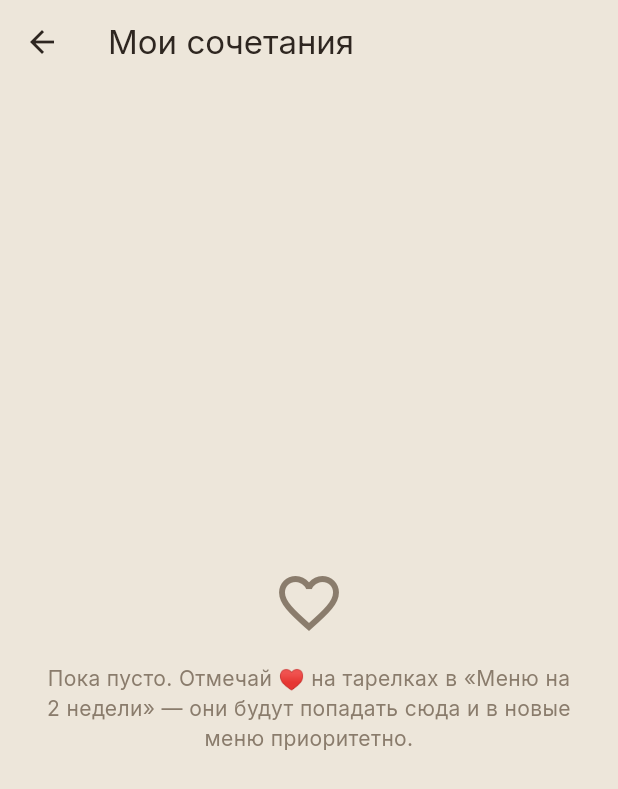
After one commit to avelikzhanin/modular-chef, a Flutter app: the FavouritesScreen screen opened by its route, on a phone screen of 412 x 824 dp. The commit adds this screen. Shown: the top 789 px of the screen. Run offline on Flutter 3.47's test engine with Material 3 defaults, Android fonts, the phone set to English and light mode, and no system bars; our stand-ins replace cached_network_image, dio, go_router, google_fonts.

Commit message:
feat(stage14): favourite combos — heart-save on plates, My Combos screen, fed into generator (request+prompt+schema+stub)

```diff
--- a/lib/app.dart
+++ b/lib/app.dart
@@ -4,6 +4,7 @@ import 'config/api_config.dart';
 import 'routing/app_router.dart';
 import 'services/active_menu.dart';
 import 'services/catalog_service.dart';
+import 'services/favourite_combos.dart';
 import 'services/http_menu_generator.dart';
 import 'services/menu_generator.dart';
 import 'services/menu_repository.dart';
@@ -25,6 +26,7 @@ class _ModularChefAppState extends State<ModularChefApp> {
   late final ActiveMenu _activeMenu = ActiveMenu();
   late final TodayPlan _todayPlan = TodayPlan();
   late final Preferences _preferences = Preferences();
+  late final FavouriteCombos _favourites = FavouriteCombos();
 
   /// Выбор генератора решается на старте по `--dart-define=API_BASE_URL`.
   /// Без флага — оффлайн stub; с флагом — сетевой через FastAPI на Railway.
@@ -54,6 +56,7 @@ class _ModularChefAppState extends State<ModularChefApp> {
     _activeMenu.dispose();
     _todayPlan.dispose();
     _preferences.dispose();
+    _favourites.dispose();
     super.dispose();
   }
 
@@ -66,6 +69,7 @@ class _ModularChefAppState extends State<ModularChefApp> {
         ChangeNotifierProvider<ActiveMenu>.value(value: _activeMenu),
         ChangeNotifierProvider<TodayPlan>.value(value: _todayPlan),
         ChangeNotifierProvider<Preferences>.value(value: _preferences),
+        ChangeNotifierProvider<FavouriteCombos>.value(value: _favourites),
         Provider<MenuGenerator>.value(value: _generator),
         Provider<MenuRepository>.value(value: _menuRepo),
       ],
--- a/lib/routing/app_router.dart
+++ b/lib/routing/app_router.dart
@@ -1,6 +1,7 @@
 import 'package:flutter/material.dart';
 import 'package:go_router/go_router.dart';
 import 'package:modular_chef/models/weekly_menu.dart';
+import 'package:modular_chef/screens/chef/favourites_screen.dart';
 import 'package:modular_chef/screens/chef/menu_screen.dart';
 import 'package:modular_chef/screens/chef/my_dishes_screen.dart';
 import 'package:modular_chef/screens/chef/preferences_screen.dart';
@@ -68,6 +69,11 @@ GoRouter buildRouter(RoleProvider role) {
         path: Routes.chefPreferences,
         parentNavigatorKey: _rootNavigatorKey,
         builder: (_, __) => const PreferencesScreen(),
+      ),
+      GoRoute(
+        path: Routes.chefFavourites,
+        parentNavigatorKey: _rootNavigatorKey,
+        builder: (_, __) => const FavouritesScreen(),
       ),
       GoRoute(
         path: Routes.guestAssembleDish,
--- a/lib/routing/routes.dart
+++ b/lib/routing/routes.dart
@@ -17,6 +17,9 @@ abstract final class Routes {
   /// Push-экран Шефа: «Предпочтения» (открывается из Профиля).
   static const chefPreferences = '/chef/preferences';
 
+  /// Push-экран Шефа: «Мои сочетания» (открывается из Профиля).
+  static const chefFavourites = '/chef/favourites';
+
   // Guest branch (2 таба — «Моя неделя» убрана в v2)
   static const guestToday = '/guest/today';
   static const guestInventory = '/guest/inventory';
--- /dev/null
+++ b/lib/screens/chef/favourites_screen.dart
@@ -0,0 +1,86 @@
+import 'package:flutter/material.dart';
+import 'package:provider/provider.dart';
+import 'package:modular_chef/services/favourite_combos.dart';
+import 'package:modular_chef/theme/app_colors.dart';
+
+/// Push-экран Шефа «Мои сочетания» (из Профиля). Любимые тройки, которые
+/// генератор использует приоритетно. Добавляются по ♥ на тарелках меню.
+class FavouritesScreen extends StatelessWidget {
+  const FavouritesScreen({super.key});
+
+  @override
+  Widget build(BuildContext context) {
+    final tt = Theme.of(context).textTheme;
+    final fav = context.watch<FavouriteCombos>();
+
+    return Scaffold(
+      appBar: AppBar(
+        title: const Text('Мои сочетания'),
+        leading: IconButton(
+          icon: const Icon(Icons.arrow_back),
+          onPressed: () => Navigator.maybePop(context),
+        ),
+      ),
+      body: fav.isEmpty
+          ? Center(
+              child: Padding(
+                padding: const EdgeInsets.all(28),
+                child: Column(
+                  mainAxisSize: MainAxisSize.min,
+                  children: [
+                    const Icon(Icons.favorite_border,
+                        size: 48, color: AppColors.onSurfaceVariant),
+                    const SizedBox(height: 16),
+                    Text(
+                      'Пока пусто. Отмечай ♥ на тарелках в «Меню на 2 недели» — '
+                      'они будут попадать сюда и в новые меню приоритетно.',
+                      textAlign: TextAlign.center,
+                      style: tt.bodyMedium?.copyWith(color: AppColors.onSurfaceVariant),
+                    ),
+                  ],
+                ),
+              ),
+            )
+          : ListView(
+              padding: const EdgeInsets.fromLTRB(20, 8, 20, 32),
+              children: [
+                Text(
+                  'Эти сочетания генератор старается включить в новые меню.',
+                  style: tt.bodyMedium?.copyWith(color: AppColors.onSurfaceVariant),
+                ),
+                const SizedBox(height: 16),
+                for (int i = 0; i < fav.items.length; i++) ...[
+                  Container(
+                    padding: const EdgeInsets.symmetric(horizontal: 16, vertical: 14),
+                    decoration: BoxDecoration(
+                      color: AppColors.surfaceContainerLowest,
+                      borderRadius: BorderRadius.circular(16),
+                    ),
+                    child: Row(
+                      children: [
+                        const Icon(Icons.favorite, size: 18, color: AppColors.secondary),
+                        const SizedBox(width: 12),
+                        Expanded(
+                          child: Text(
+                            fav.items[i].title,
+                            style: tt.bodyLarge?.copyWith(
+                              color: AppColors.onSurface,
+                              fontWeight: FontWeight.w600,
+                            ),
+                          ),
+                        ),
+                        IconButton(
+                          visualDensity: VisualDensity.compact,
+                          icon: const Icon(Icons.close, size: 18, color: AppColors.onSurfaceVariant),
+                          onPressed: () => context.read<FavouriteCombos>().removeAt(i),
+                        ),
+                      ],
+                    ),
+                  ),
+                  const SizedBox(height: 10),
+                ],
+              ],
+            ),
+    );
+  }
+}
--- a/lib/screens/chef/menu_screen.dart
+++ b/lib/screens/chef/menu_screen.dart
@@ -5,6 +5,7 @@ import 'package:modular_chef/models/module.dart';
 import 'package:modular_chef/routing/routes.dart';
 import 'package:modular_chef/services/active_menu.dart';
 import 'package:modular_chef/services/catalog_service.dart';
+import 'package:modular_chef/services/favourite_combos.dart';
 import 'package:modular_chef/services/menu_generator.dart';
 import 'package:modular_chef/services/preferences.dart';
 import 'package:modular_chef/services/prompt_builder.dart';
@@ -156,6 +157,7 @@ class _MenuScreenState extends State<MenuScreen> {
       allergies: prefs.avoidList,
       prepTimeLimitMinutes: prefs.prepLimitMinutes,
       weekStyle: prefs.weekStyle,
+      favourites: context.read<FavouriteCombos>().items,
     );
 
     activeMenu.beginGenerating();
--- /dev/null
+++ b/lib/services/favourite_combos.dart
@@ -0,0 +1,50 @@
+import 'package:flutter/foundation.dart';
+
+/// Любимое сочетание шефа: тройка белок+гарнир(+соус) с человеческим названием.
+@immutable
+class ComboFav {
+  const ComboFav({
+    required this.proteinId,
+    required this.sideId,
+    required this.title,
+    this.sauceId,
+  });
+
+  final String proteinId;
+  final String sideId;
+  final String? sauceId;
+  final String title;
+
+  Map<String, dynamic> toJson() => {
+        'protein': proteinId,
+        'side': sideId,
+        if (sauceId != null) 'sauce': sauceId,
+      };
+
+  bool sameAs(ComboFav o) =>
+      proteinId == o.proteinId && sideId == o.sideId && sauceId == o.sauceId;
+}
+
+/// Хранит любимые сочетания. Они передаются генератору как приоритетные пары.
+/// Пока в памяти; persistence можно добавить позже.
+class FavouriteCombos extends ChangeNotifier {
+  final List<ComboFav> _items = [];
+
+  List<ComboFav> get items => List.unmodifiable(_items);
+  bool get isEmpty => _items.isEmpty;
+
+  /// true если добавили (не было дубля).
+  bool add(ComboFav c) {
+    if (_items.any((x) => x.sameAs(c))) return false;
+    _items.add(c);
+    notifyListeners();
+    return true;
+  }
+
+  void removeAt(int index) {
+    if (index >= 0 && index < _items.length) {
+      _items.removeAt(index);
+      notifyListeners();
+    }
+  }
+}
--- a/lib/services/prompt_builder.dart
+++ b/lib/services/prompt_builder.dart
@@ -5,6 +5,7 @@ import 'package:flutter/services.dart';
 import 'package:modular_chef/models/module.dart';
 import 'package:modular_chef/models/pairing.dart';
 import 'package:modular_chef/models/week_template.dart';
+import 'package:modular_chef/services/favourite_combos.dart';
 
 /// Что пользователь и контекст передают генератору меню.
 class GenerationRequest {
@@ -17,6 +18,7 @@ class GenerationRequest {
     this.allergies = const [],
     this.prepTimeLimitMinutes = 120,
     this.weekStyle,
+    this.favourites = const [],
   });
 
   final List<String> proteinIds;
@@ -27,6 +29,7 @@ class GenerationRequest {
   final List<String> allergies;
   final int prepTimeLimitMinutes;
   final String? weekStyle;
+  final List<ComboFav> favourites;
 
   Map<String, dynamic> toJson() => {
         'picks': {
@@ -41,6 +44,7 @@ class GenerationRequest {
           'prepTimeLimitMinutes': prepTimeLimitMinutes,
           if (weekStyle != null) 'weekStyle': weekStyle,
         },
+        'favourites': favourites.map((f) => f.toJson()).toList(),
       };
 }
 
```
Also changed, not shown: lib/screens/chef/profile_screen.dart (+7 -0 lines), lib/screens/chef/two_week_menu_screen.dart (+46 -3 lines), lib/services/menu_generator.dart (+18 -5 lines), 2 other files.
